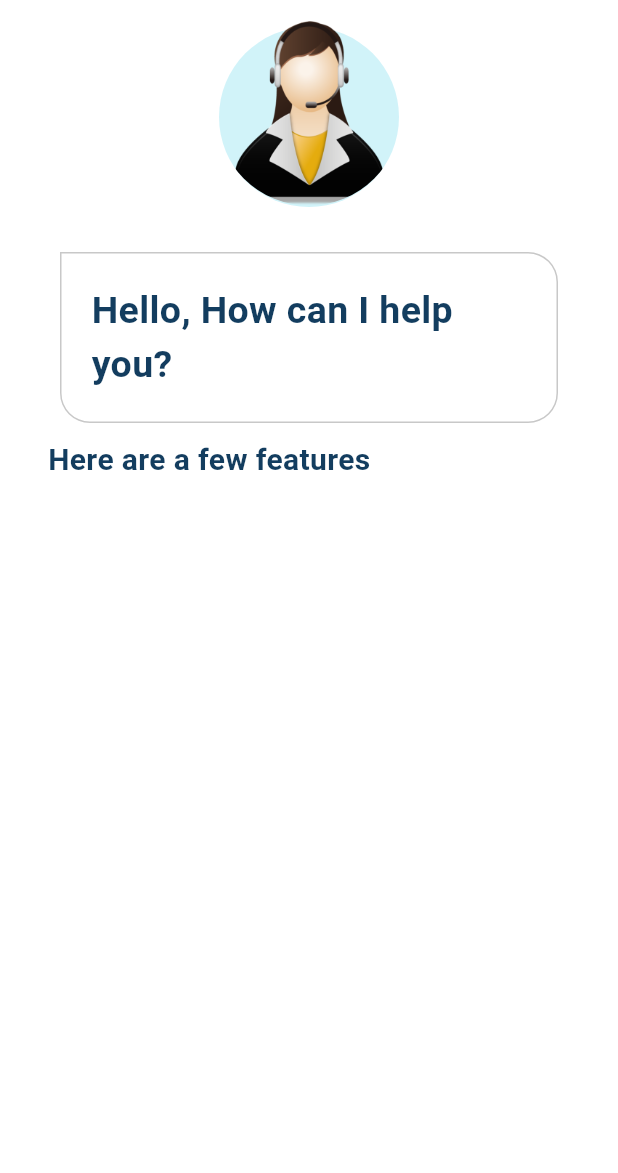
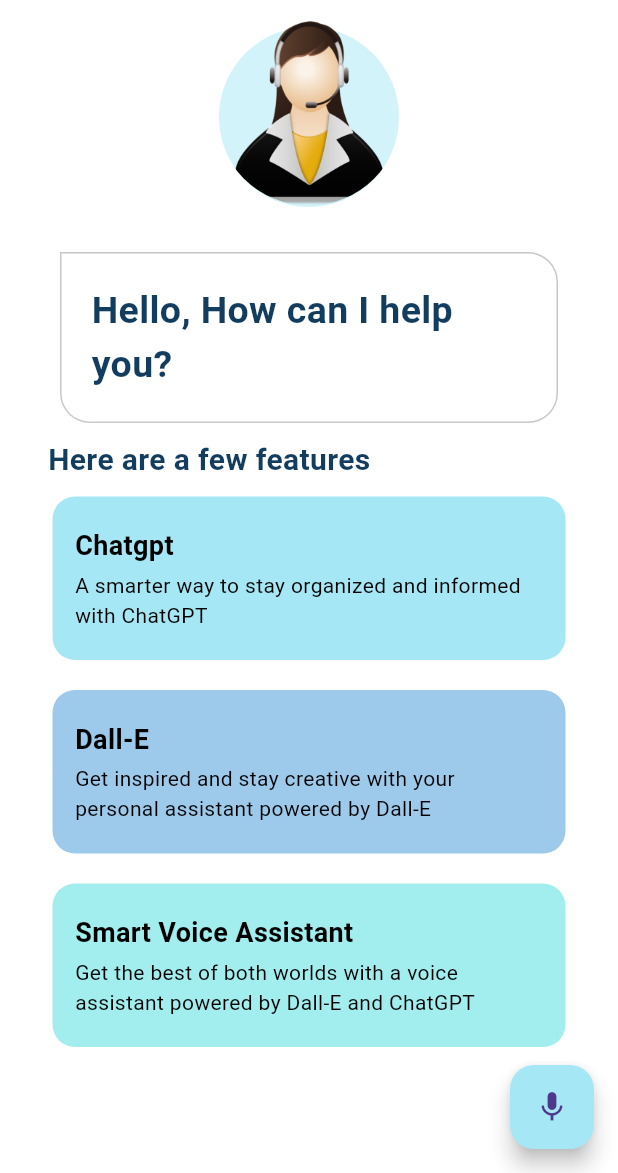
Before and after one commit to Brofistansh/Talkie, a Flutter app: the screen it shows after launch, on a phone screen of 412 x 824 dp, the part 63-1236 px from its top. Run offline on Flutter 3.47's test engine with Material 3 defaults, Android fonts, the phone set to English and light mode, and no system bars; Roboto replaces fonts that are missing (Cera Pro).

Commit message:
added feature_page.dart

```diff
--- /dev/null
+++ b/lib/feature_box.dart
@@ -0,0 +1,62 @@
+import 'package:talkie_app/palette.dart';
+import 'package:flutter/material.dart';
+
+class FeatureBox extends StatelessWidget {
+  final Color color;
+  final String headerText;
+  final String descriptionText;
+  const FeatureBox({
+    super.key,
+    required this.color,
+    required this.headerText,
+    required this.descriptionText,
+  });
+
+  @override
+  Widget build(BuildContext context) {
+    return Container(
+      margin: const EdgeInsets.symmetric(
+        horizontal: 35,
+        vertical: 10,
+      ),
+      decoration: BoxDecoration(
+        color: color,
+        borderRadius: const BorderRadius.all(
+          Radius.circular(15),
+        ),
+      ),
+      child: Padding(
+        padding: const EdgeInsets.symmetric(vertical: 20.0).copyWith(
+          left: 15,
+        ),
+        child: Column(
+          children: [
+            Align(
+              alignment: Alignment.centerLeft,
+              child: Text(
+                headerText,
+                style: const TextStyle(
+                  fontFamily: 'Cera Pro',
+                  color: Pallete.blackColor,
+                  fontSize: 18,
+                  fontWeight: FontWeight.bold,
+                ),
+              ),
+            ),
+            const SizedBox(height: 3),
+            Padding(
+              padding: const EdgeInsets.only(right: 20),
+              child: Text(
+                descriptionText,
+                style: const TextStyle(
+                  fontFamily: 'Cera Pro',
+                  color: Pallete.blackColor,
+                ),
+              ),
+            ),
+          ],
+        ),
+      ),
+    );
+  }
+}
--- a/lib/home_page.dart
+++ b/lib/home_page.dart
@@ -1,6 +1,5 @@
-import 'dart:math';
-
 import 'package:flutter/material.dart';
+import 'package:talkie_app/feature_box.dart';
 import 'package:talkie_app/palette.dart';
 
 class HomePage extends StatefulWidget {
@@ -83,8 +82,32 @@
                   fontWeight: FontWeight.bold,
              )),
            ),
-           //
-        ],
+           //features list
+           Column(
+            children: [
+              FeatureBox(
+                color: Pallete.firstSuggestionBoxColor,
+                headerText: 'Chatgpt',
+                descriptionText: 'A smarter way to stay organized and informed with ChatGPT',
+              ),
+              FeatureBox(
+                color: Pallete.secondSuggestionBoxColor,
+                headerText: 'Dall-E',
+                descriptionText: 'Get inspired and stay creative with your personal assistant powered by Dall-E',
+              ),
+              FeatureBox(
+                color: Pallete.thirdSuggestionBoxColor,
+                headerText: 'Smart Voice Assistant',
+                descriptionText: 'Get the best of both worlds with a voice assistant powered by Dall-E and ChatGPT',
+              ),
+            ],
+           )
+        ]
+      ),
+      floatingActionButton: FloatingActionButton(
+        backgroundColor: Pallete.firstSuggestionBoxColor,
+        onPressed: () {},
+        child: Icon(Icons.mic),
       ),
     );
   }
--- a/pubspec.yaml
+++ b/pubspec.yaml
@@ -34,6 +34,7 @@
   # The following adds the Cupertino Icons font to your application.
   # Use with the CupertinoIcons class for iOS style icons.
   cupertino_icons: ^1.0.8
+  speech_to_text: ^7.0.0
 
 dev_dependencies:
   flutter_test:
```
Also changed, not shown: pubspec.lock, 2 other files.
